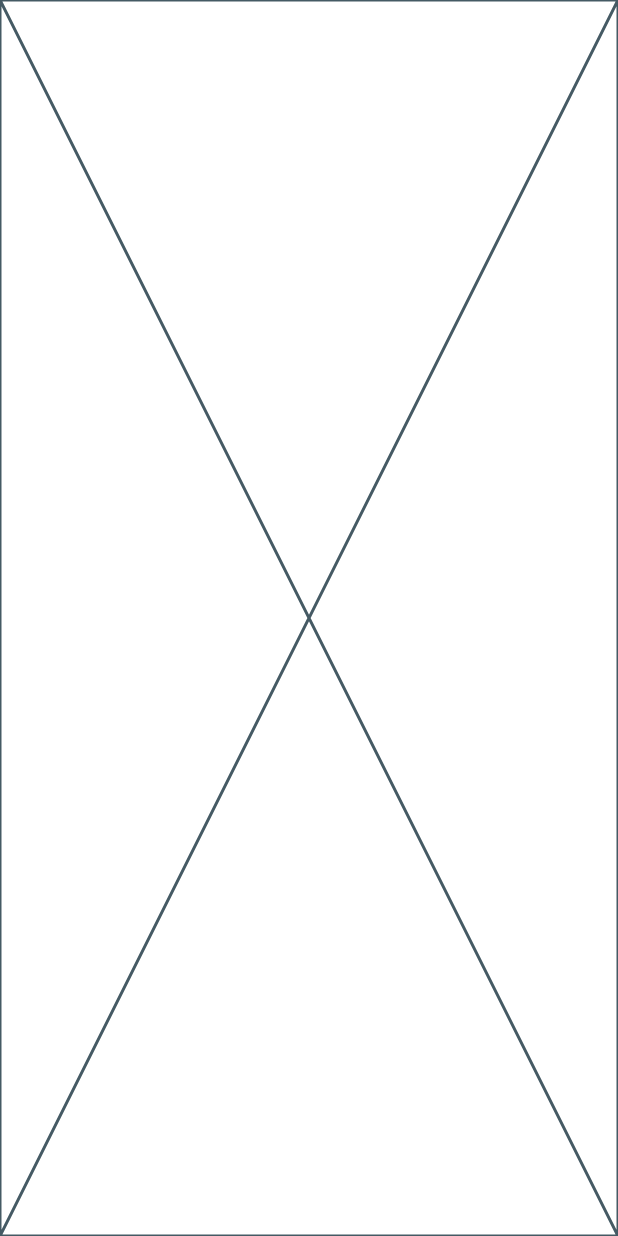
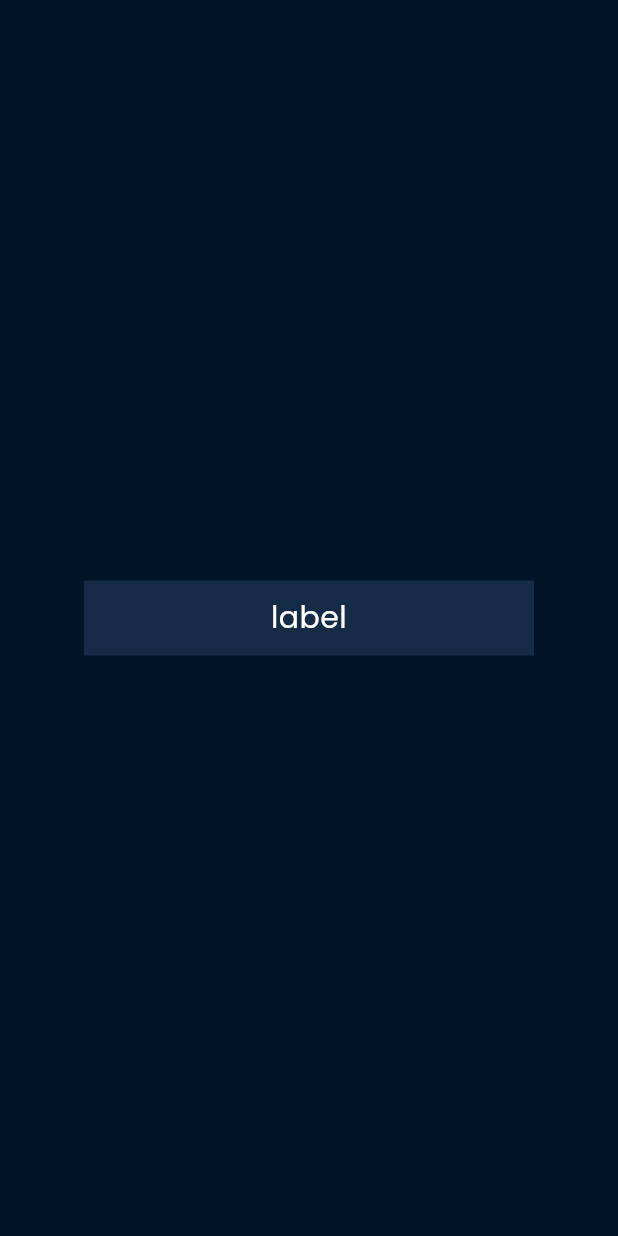
Before and after one commit to SamarS1ngh/MayDay, a Flutter app: the screen it shows after launch, on a phone screen of 412 x 824 dp. Run offline on Flutter 3.47's test engine with Material 3 defaults, Android fonts, the phone set to English and light mode, and no system bars; our stand-ins replace dio, go_router, google_fonts, shared_preferences.

Commit message:
design system added

```diff
--- a/lib/Utils/Routes/app_router_config.dart
+++ b/lib/Utils/Routes/app_router_config.dart
@@ -6,7 +6,7 @@ class AppRouter {
     GoRoute(
       path: '/',
       builder: (context, state) {
-        return const Home();
+        return Home();
       },
     )
   ]);
--- a/lib/Utils/constants/app_colors.dart
+++ b/lib/Utils/constants/app_colors.dart
@@ -1,9 +1,55 @@
 import 'package:flutter/material.dart';
 
-class AppColors {
-  static const Color primaryColor = Color(0XFFF89E31);
-  static const Color secondaryColor = Colors.grey;
-  static const Color errorColor = Color(0XFFB00020);
-  static const Color successColor = Color(0XFF00C853);
-  static const Color backgroundColor = Color(0XFFFAFAFA);
+class AppColorsTheme extends ThemeExtension<AppColorsTheme> {
+  //reference colors
+  static const Color _littleDarkBlue = Color(0XFF162c46);
+  static const Color _grey = Color(0xFF9E9E9E);
+  static const Color _red = Color(0XFFB00020);
+  static const Color _green = Color(0XFF00C853);
+  static const Color _darkBlue = Color(0XFF021427);
+  static const Color _white = Color(0xFFFFFFFF);
+
+  //actual colors to be used throughout the app
+  final Color bgColor;
+  final Color bgInput;
+  final Color snackbarValidation;
+  final Color snackBarFailure;
+  final Color textDefault;
+
+  // private constructor (use factories below instead):
+  const AppColorsTheme._internal({
+    required this.bgColor,
+    required this.bgInput,
+    required this.snackbarValidation,
+    required this.snackBarFailure,
+    required this.textDefault,
+  });
+
+//defining dark theme
+  factory AppColorsTheme.dark() {
+    return const AppColorsTheme._internal(
+        bgColor: _darkBlue,
+        bgInput: _littleDarkBlue,
+        snackbarValidation: _green,
+        snackBarFailure: _red,
+        textDefault: _white);
+  }
+
+//define your light theme
+  // factory AppColorsTheme.light(){
+  //   return AppColorsTheme._internal(...);
+  // }
+
+  @override
+  ThemeExtension<AppColorsTheme> copyWith({bool? lightMode}) {
+    if (lightMode == null || lightMode == true) {
+      return AppColorsTheme.dark();
+    }
+    return AppColorsTheme.dark();
+  }
+
+  @override
+  ThemeExtension<AppColorsTheme> lerp(
+          covariant ThemeExtension<AppColorsTheme>? other, double t) =>
+      this;
 }
--- a/lib/Utils/constants/app_constants.dart
+++ b/lib/Utils/constants/app_constants.dart
@@ -1,3 +1,4 @@
 export 'app_colors.dart';
 export 'app_string.dart';
 export 'app_typography.dart';
+export 'app_dimensions.dart';
--- /dev/null
+++ b/lib/Utils/constants/app_dimensions.dart
@@ -0,0 +1,35 @@
+import 'dart:ui';
+
+import 'package:fluttemp/Utils/constants/dimension_extension.dart';
+import 'package:flutter/material.dart';
+
+class AppDimensionsTheme extends ThemeExtension<AppDimensionsTheme> {
+  final double radiusHelpIndication;
+  final EdgeInsets paddingHelpIndication;
+
+  const AppDimensionsTheme._internal({
+    required this.radiusHelpIndication,
+    required this.paddingHelpIndication,
+  });
+
+  factory AppDimensionsTheme.main(FlutterView flutterView) =>
+      AppDimensionsTheme._internal(
+        radiusHelpIndication:
+            flutterView.isSmallSmartphone ? 8 : 16, // <- responsive here!
+        paddingHelpIndication:
+            const EdgeInsets.symmetric(horizontal: 16, vertical: 12),
+      );
+
+  @override
+  ThemeExtension<AppDimensionsTheme> copyWith() {
+    return AppDimensionsTheme._internal(
+      radiusHelpIndication: radiusHelpIndication,
+      paddingHelpIndication: paddingHelpIndication,
+    );
+  }
+
+  @override
+  ThemeExtension<AppDimensionsTheme> lerp(
+          covariant ThemeExtension<AppDimensionsTheme>? other, double t) =>
+      this;
+}
--- a/lib/Utils/constants/app_typography.dart
+++ b/lib/Utils/constants/app_typography.dart
@@ -1,18 +1,53 @@
 import 'package:flutter/material.dart';
 import 'package:google_fonts/google_fonts.dart';
 
-import 'app_colors.dart';
+class AppTypography extends ThemeExtension<AppTypography> {
+  final TextStyle bigTextBold;
+  final TextStyle bigTextDefault;
+  final TextStyle defaultText;
+  final TextStyle defaultTextBold;
+  final TextStyle subtitleDefault;
+  final TextStyle subtitleDefaultBold;
 
-class AppTypography {
-  static TextStyle primaryStyle = const TextStyle(fontSize: 25);
-  static TextStyle titleText = GoogleFonts.kanit(
-      fontWeight: FontWeight.w600, color: Colors.white, fontSize: 40);
+  AppTypography._internal(
+      {required this.bigTextBold,
+      required this.bigTextDefault,
+      required this.defaultText,
+      required this.defaultTextBold,
+      required this.subtitleDefault,
+      required this.subtitleDefaultBold});
 
-  static TextStyle bodyText = GoogleFonts.poppins(
-      fontWeight: FontWeight.w500, color: AppColors.primaryColor, fontSize: 30);
+  factory AppTypography.main() {
+    return AppTypography._internal(
+        bigTextBold:
+            GoogleFonts.kanit(fontWeight: FontWeight.w600, fontSize: 22),
+        bigTextDefault: GoogleFonts.kanit(fontSize: 22),
+        defaultText: GoogleFonts.poppins(fontSize: 20),
+        defaultTextBold:
+            GoogleFonts.poppins(fontWeight: FontWeight.w500, fontSize: 20),
+        subtitleDefault:
+            GoogleFonts.montserrat(fontWeight: FontWeight.w400, fontSize: 14),
+        subtitleDefaultBold:
+            GoogleFonts.montserrat(fontWeight: FontWeight.w500, fontSize: 14));
+  }
 
-  static TextStyle subTitles = GoogleFonts.montserrat(
-      fontWeight: FontWeight.w400,
-      color: AppColors.secondaryColor,
-      fontSize: 26);
+  @override
+  ThemeExtension<AppTypography> copyWith() {
+    return AppTypography._internal(
+      bigTextBold: bigTextBold,
+      bigTextDefault: bigTextDefault,
+      defaultTextBold: defaultTextBold,
+      defaultText: defaultText,
+      subtitleDefaultBold: subtitleDefaultBold,
+      subtitleDefault: subtitleDefault,
+    );
+  }
+
+  @override
+  ThemeExtension<AppTypography> lerp(
+    covariant ThemeExtension<AppTypography>? other,
+    double t,
+  ) {
+    return this;
+  }
 }
--- a/lib/View/Pages/HomeScreen/home.dart
+++ b/lib/View/Pages/HomeScreen/home.dart
@@ -1,15 +1,18 @@
+import 'package:fluttemp/Utils/constants/app_constants.dart';
+import 'package:fluttemp/View/shared/centred_text_button.dart';
 import 'package:flutter/material.dart';
 
-class Home extends StatefulWidget {
-  const Home({super.key});
-
-  @override
-  State<Home> createState() => _HomeState();
-}
-
-class _HomeState extends State<Home> {
+class Home extends StatelessWidget {
+  Home({super.key});
+  final AppColorsTheme _appColorsTheme = AppColorsTheme.dark();
   @override
   Widget build(BuildContext context) {
-    return const Placeholder();
+    return Scaffold(
+      backgroundColor: _appColorsTheme.bgColor,
+      body: Center(
+        child: CenteredTextButton.primary(
+            label: 'label', onTap: () {}, context: context),
+      ),
+    );
   }
 }
--- /dev/null
+++ b/lib/View/shared/centred_text_button.dart
@@ -0,0 +1,51 @@
+import 'package:fluttemp/Utils/constants/app_colors.dart';
+import 'package:fluttemp/Utils/constants/app_constants.dart';
+import 'package:fluttemp/Utils/constants/app_dimensions.dart';
+import 'package:flutter/material.dart';
+
+class CenteredTextButton extends StatelessWidget {
+  final String label;
+  final Function() onTap;
+  final Color color;
+
+  const CenteredTextButton._internal({
+    super.key,
+    required this.label,
+    required this.onTap,
+    required this.color,
+  });
+
+  factory CenteredTextButton.primary({
+    Key? key,
+    required String label,
+    required Function() onTap,
+    required BuildContext context,
+  }) {
+    return CenteredTextButton._internal(
+      key: key,
+      label: label,
+      onTap: onTap,
+      color: AppColorsTheme.dark().bgInput,
+    );
+  }
+
+  @override
+  Widget build(BuildContext context) {
+    return GestureDetector(
+      onTap: onTap,
+      child: Container(
+        height: 50,
+        width: 300,
+        decoration: BoxDecoration(color: color),
+        child: Center(
+          child: Text(
+            label,
+            style:
+                AppTypography.main().defaultText.copyWith(color: Colors.white),
+            textAlign: TextAlign.center,
+          ),
+        ),
+      ),
+    );
+  }
+}
--- a/lib/main.dart
+++ b/lib/main.dart
@@ -1,4 +1,7 @@
 import 'package:fluttemp/Utils/Routes/app_router_config.dart';
+import 'package:fluttemp/Utils/constants/app_colors.dart';
+import 'package:fluttemp/Utils/constants/app_constants.dart';
+import 'package:fluttemp/Utils/constants/app_dimensions.dart';
 import 'package:fluttemp/Utils/provider/app_providers.dart';
 import 'package:flutter/material.dart';
 import 'package:flutter/services.dart';
@@ -7,6 +10,7 @@ import 'package:provider/provider.dart';
 import 'ViewModel/someClass_VM/someclass.dart';
 
 void main() {
+  WidgetsFlutterBinding.ensureInitialized();
   SystemChrome.setPreferredOrientations([
     DeviceOrientation.portraitUp,
     DeviceOrientation.portraitDown,
@@ -24,10 +28,11 @@ class MyApp extends StatelessWidget {
       child: MaterialApp.router(
         debugShowCheckedModeBanner: false,
         routerConfig: AppRouter.router,
-        theme: ThemeData(
-          colorScheme: ColorScheme.fromSeed(seedColor: Colors.deepPurple),
-          useMaterial3: true,
-        ),
+        theme: Theme.of(context).copyWith(extensions: [
+          AppColorsTheme.dark(),
+          AppTypography.main(),
+          AppDimensionsTheme.main(View.of(context))
+        ]),
       ),
     );
   }
```
Also changed, not shown: lib/Utils/constants/dimension_extension.dart (added, +57 -0 lines), lib/View/shared/app_text.dart (added, +128 -0 lines), lib/View/shared/vertical_gap.dart (added, +28 -0 lines).
